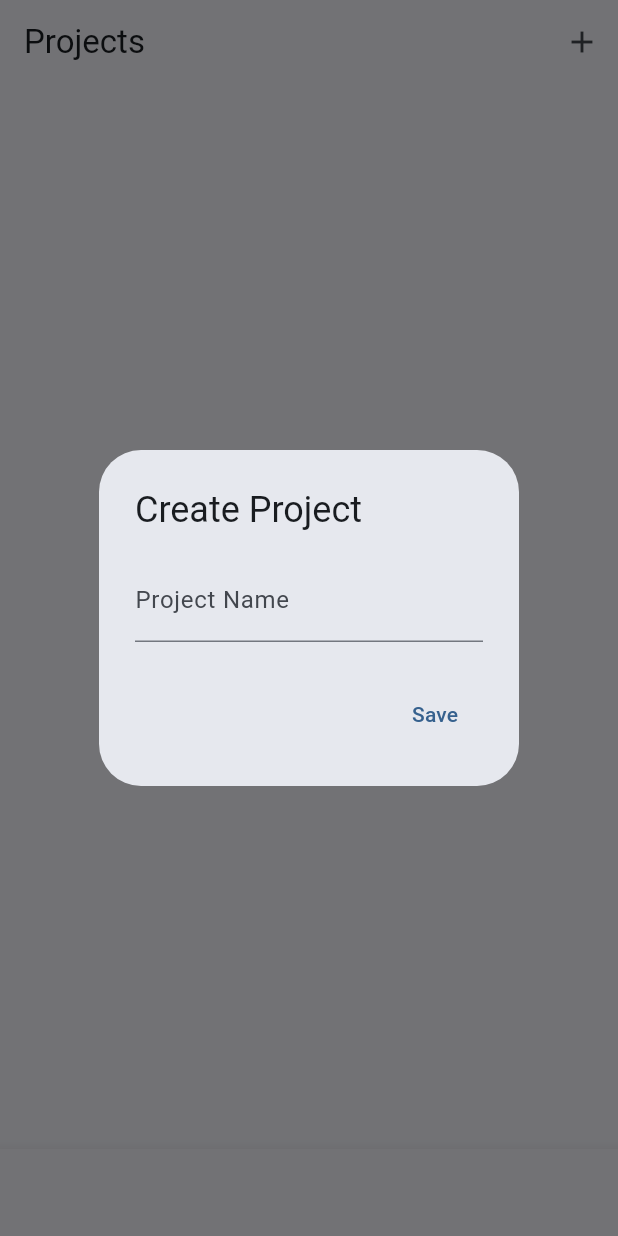
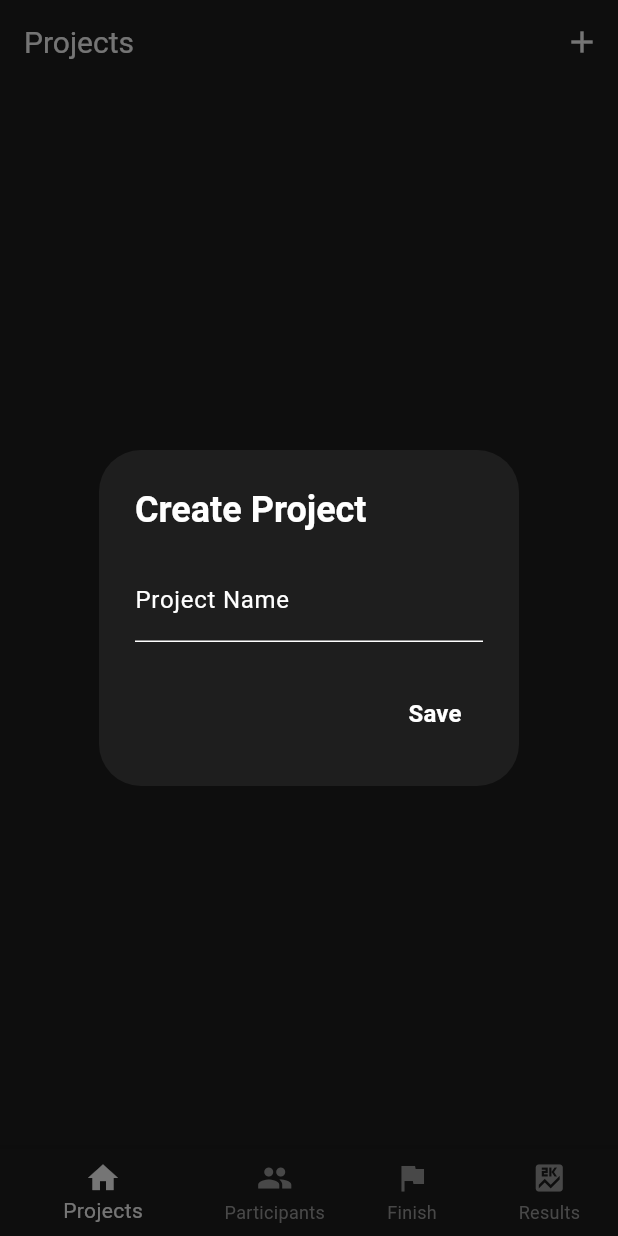
Before and after one commit to GADijkhuis/Klokking-Sail, a Flutter app: the screen it shows after launch, after a tap on the "add" icon, on a phone screen of 412 x 824 dp. Run offline on Flutter 3.47's test engine with Material 3 defaults, Android fonts, the light colour scheme and no system bars.

Commit message:
feat: Added styling

```diff
--- a/lib/main.dart
+++ b/lib/main.dart
@@ -6,6 +6,7 @@
 import 'package:klokking_sail/pages/participants_view.dart';
 import 'package:klokking_sail/pages/projects_view.dart';
 import 'package:klokking_sail/pages/result_view.dart';
+import 'package:klokking_sail/styles.dart';
 
 import 'models/project.dart';
 
@@ -21,10 +22,20 @@
     return MaterialApp(
       title: 'Klokking Sail',
       theme: ThemeData(
-        colorScheme: ColorScheme.fromSeed(seedColor: Colors.blue),
+        scaffoldBackgroundColor: Styles.backgroundColor,
+        appBarTheme: Styles.appBarTheme,
+        bottomNavigationBarTheme: Styles.bottomNavigationAppBarTheme,
         useMaterial3: true,
+        canvasColor: Styles.backgroundColor,
+        primaryColor: Colors.white,
+        textTheme: Styles.textTheme,
+        colorScheme: ColorScheme.dark(
+          primary: Styles.textColor,
+          onPrimary: Styles.backgroundColor,
+          surface: Styles.backgroundColor,
+          onSurface: Styles.textColor,
+        ),
       ),
-      themeMode: ThemeMode.dark,
       home: MainApp(),
     );
   }
@@ -108,6 +119,7 @@
     return Scaffold(
       body: _pages[_index],
       bottomNavigationBar: BottomNavigationBar(
+        showUnselectedLabels: true,
         currentIndex: _index,
         onTap: (i) => setState(() => _index = i),
         items: const [
@@ -116,6 +128,7 @@
           BottomNavigationBarItem(icon: Icon(Icons.flag), label: "Finish"),
           BottomNavigationBarItem(icon: Icon(Icons.score), label: "Results"),
         ],
+
       ),
     );
   }
--- /dev/null
+++ b/lib/styles.dart
@@ -0,0 +1,36 @@
+import 'package:flutter/material.dart';
+
+class Styles {
+  static Color backgroundColor = Color.fromRGBO(30, 30, 30, 1);
+  static Color textColor = Colors.white;
+
+  static AppBarTheme appBarTheme = AppBarTheme(
+    backgroundColor: backgroundColor,
+    titleTextStyle: TextStyle(color: textColor, fontSize: 20),
+  );
+
+  static BottomNavigationBarThemeData bottomNavigationAppBarTheme = BottomNavigationBarThemeData(
+    backgroundColor: backgroundColor,
+    selectedItemColor: textColor,
+    unselectedItemColor: Colors.grey,
+  );
+
+  static TextTheme textTheme = TextTheme(
+    displayLarge: TextStyle(color: textColor, fontSize: 34, fontWeight: FontWeight.bold),
+    displayMedium: TextStyle(color: textColor, fontSize: 24, fontWeight: FontWeight.bold),
+    displaySmall: TextStyle(color: textColor, fontSize: 20, fontWeight: FontWeight.bold),
+    headlineLarge: TextStyle(color: textColor, fontSize: 32, fontWeight: FontWeight.bold),
+    headlineMedium: TextStyle(color: textColor, fontSize: 28, fontWeight: FontWeight.bold),
+    headlineSmall: TextStyle(color: textColor, fontSize: 24, fontWeight: FontWeight.bold),
+    titleLarge: TextStyle(color: textColor, fontSize: 22, fontWeight: FontWeight.bold),
+    titleMedium: TextStyle(color: textColor, fontSize: 16, fontWeight: FontWeight.bold),
+    titleSmall: TextStyle(color: textColor, fontSize: 14, fontWeight: FontWeight.bold),
+    bodyLarge: TextStyle(color: textColor, fontSize: 16),
+    bodyMedium: TextStyle(color: textColor, fontSize: 14),
+    bodySmall: TextStyle(color: textColor, fontSize: 12),
+    labelLarge: TextStyle(color: textColor, fontSize: 16, fontWeight: FontWeight.bold),
+    labelMedium: TextStyle(color: textColor, fontSize: 14),
+    labelSmall: TextStyle(color: textColor, fontSize: 12),
+
+  );
+}
```
